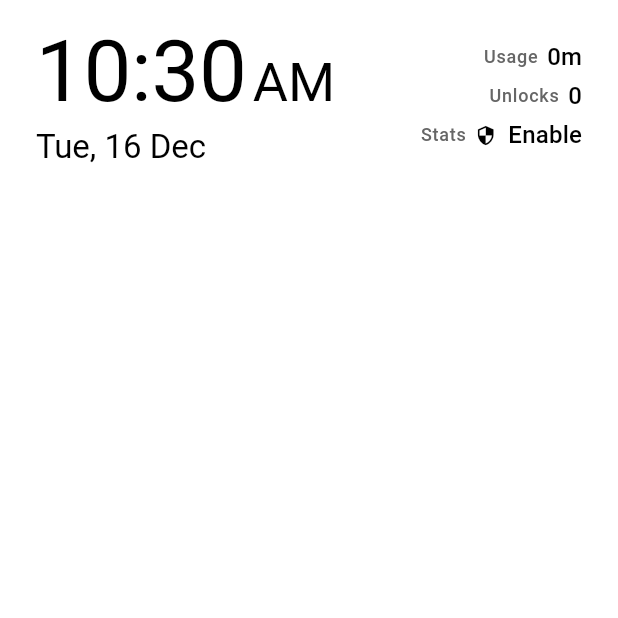
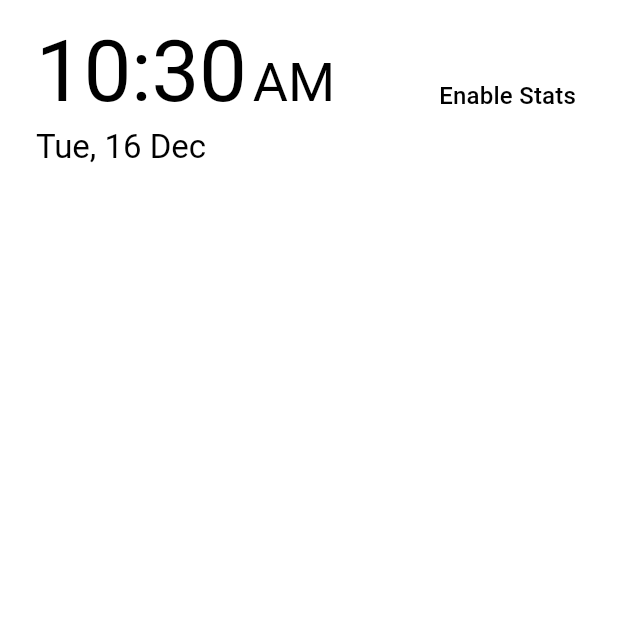
Before and after one commit to tarunvelagala/void_minimalist_launcher, a Flutter app: the screen it shows after launch, on a phone screen of 412 x 824 dp, the top half of it. Run offline on Flutter 3.47's test engine with Material 3 defaults, Android fonts, the phone set to English and light mode, and no system bars; our stand-ins replace shared_preferences; missing offline and left inert: android_intent_plus, installed_apps, usage_stats.

Commit message:
feat: Extract usage permission UI into a dedicated widget and simplify stat display.

```diff
--- a/lib/features/home/presentation/widgets/usage_stats/stat.dart
+++ b/lib/features/home/presentation/widgets/usage_stats/stat.dart
@@ -9,7 +9,7 @@ class Stat extends StatelessWidget {
   const Stat({
     super.key,
     required this.label,
-    this.value,
+    required this.value,
     this.onTap,
     this.icon,
   });
@@ -23,21 +23,7 @@ class Stat extends StatelessWidget {
       children: [
         Text(label, style: theme.textTheme.labelMedium),
         const SizedBox(width: 6),
-
-        /// Value OR action
-        if (value != null)
-          Text(value!, style: theme.textTheme.titleMedium)
-        else
-          TextButton.icon(
-            onPressed: onTap,
-            icon: Icon(icon ?? Icons.security, size: 14),
-            label: Text('Enable', style: theme.textTheme.titleMedium),
-            style: TextButton.styleFrom(
-              padding: EdgeInsets.zero,
-              minimumSize: Size.zero,
-              tapTargetSize: MaterialTapTargetSize.shrinkWrap,
-            ),
-          ),
+        Text(value!, style: theme.textTheme.titleMedium),
       ],
     );
   }
--- /dev/null
+++ b/lib/features/home/presentation/widgets/usage_stats/usage_permissions.dart
@@ -0,0 +1,25 @@
+import 'package:flutter/material.dart';
+
+class UsagePermissions extends StatelessWidget {
+  /// Callback for when the user taps to grant permission.
+  /// Usually calls [UsageUtils.grantPermission].
+  final VoidCallback onTap;
+
+  const UsagePermissions({super.key, required this.onTap});
+
+  @override
+  Widget build(BuildContext context) {
+    return GestureDetector(
+      onTap: onTap,
+      // HitTestBehavior.opaque ensures the padding area is also tappable
+      behavior: HitTestBehavior.opaque,
+      child: Padding(
+        padding: const EdgeInsets.symmetric(vertical: 8.0, horizontal: 4.0),
+        child: Text(
+          'Enable Stats',
+          style: Theme.of(context).textTheme.titleMedium,
+        ),
+      ),
+    );
+  }
+}
--- a/lib/features/home/presentation/widgets/usage_stats/usage_stats.dart
+++ b/lib/features/home/presentation/widgets/usage_stats/usage_stats.dart
@@ -1,6 +1,7 @@
 import 'package:flutter/material.dart';
 import 'package:return_zero/features/home/domain/utils/usage_utils.dart';
 import 'package:return_zero/features/home/presentation/widgets/usage_stats/stat.dart';
+import 'package:return_zero/features/home/presentation/widgets/usage_stats/usage_permissions.dart';
 
 class UsageStatsDisplay extends StatefulWidget {
   const UsageStatsDisplay({super.key});
@@ -72,13 +73,12 @@ class _UsageStatsDisplayState extends State<UsageStatsDisplay>
       child: Column(
         crossAxisAlignment: CrossAxisAlignment.end,
         children: [
-          Stat(label: 'Usage', value: _screenTime),
-          const SizedBox(height: 2),
-          Stat(label: 'Unlocks', value: _unlockCount.toString()),
-          if (!_isPermissionGranted) ...[
+          if (_isPermissionGranted) ...[
+            Stat(label: 'Usage', value: _screenTime),
             const SizedBox(height: 2),
-            Stat(label: 'Stats', onTap: UsageUtils.grantPermission),
-          ],
+            Stat(label: 'Unlocks', value: _unlockCount.toString()),
+          ] else
+            UsagePermissions(onTap: UsageUtils.grantPermission),
         ],
       ),
     );
```
